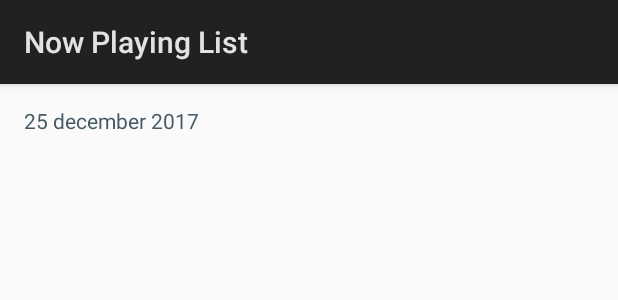
After one commit to SocialSupaCrew/NowPlayingList, an Android app: the layout date_item.xml on its own in the app's theme, with its tools: preview values and no code run, on a phone screen of 412 x 824 dp. The commit adds this screen. Shown: the top 300 px of the screen. Run offline under Robolectric (Android 15) with nearby library versions, the phone set to English and light mode, and no system bars.

Commit message:
Add date header

```diff
--- a/app/src/main/java/com/socialsupacrew/nowplayinglist/FilterTouchHelperCallback.kt
+++ b/app/src/main/java/com/socialsupacrew/nowplayinglist/FilterTouchHelperCallback.kt
@@ -71,7 +71,9 @@
     }
 
     override fun getSwipeDirs(rv: RecyclerView, viewHolder: ViewHolder): Int {
-        return makeMovementFlags(0, START)
+        // can only swipe-dismiss certain sources
+        val swipeDir = if (viewHolder.itemViewType == ListAdapter.SONG) START else 0
+        return makeMovementFlags(0, swipeDir)
     }
 
     // make deleting a deliberate gesture
--- a/app/src/main/java/com/socialsupacrew/nowplayinglist/ListHolder.kt
+++ b/app/src/main/java/com/socialsupacrew/nowplayinglist/SongViewHolder.kt
@@ -8,7 +8,7 @@
 import java.text.DateFormat
 import java.util.*
 
-class ListHolder(itemView: View) : RecyclerView.ViewHolder(itemView) {
+class SongViewHolder(itemView: View) : RecyclerView.ViewHolder(itemView) {
 
     private val titleTv: TextView = itemView.songTitleTv
     private val artistTv: TextView = itemView.songArtistTv
--- /dev/null
+++ b/app/src/main/res/layout/date_item.xml
@@ -0,0 +1,22 @@
+<?xml version="1.0" encoding="utf-8"?>
+<android.support.constraint.ConstraintLayout xmlns:android="http://schemas.android.com/apk/res/android"
+    xmlns:app="http://schemas.android.com/apk/res-auto"
+    xmlns:tools="http://schemas.android.com/tools"
+    android:layout_width="match_parent"
+    android:layout_height="48dp"
+    android:paddingHorizontal="@dimen/padding_normal">
+
+    <TextView
+        android:id="@+id/date_header"
+        android:layout_width="wrap_content"
+        android:layout_height="wrap_content"
+        android:layout_marginStart="@dimen/margin_normal"
+        android:ellipsize="end"
+        android:maxLines="1"
+        android:textColor="@color/blue_grey_700"
+        android:textSize="14sp"
+        app:layout_constraintBottom_toBottomOf="parent"
+        app:layout_constraintTop_toTopOf="parent"
+        tools:text="25 december 2017" />
+
+</android.support.constraint.ConstraintLayout>
--- a/app/src/main/res/layout/song_item.xml
+++ b/app/src/main/res/layout/song_item.xml
@@ -21,7 +21,7 @@
         android:id="@+id/songTitleTv"
         android:layout_width="0dp"
         android:layout_height="wrap_content"
-        android:layout_marginEnd="16dp"
+        android:layout_marginEnd="@dimen/margin_normal"
         android:layout_marginStart="11dp"
         android:ellipsize="end"
         android:maxLines="2"
@@ -38,7 +38,7 @@
         android:id="@+id/songArtistTv"
         android:layout_width="0dp"
         android:layout_height="wrap_content"
-        android:layout_marginEnd="16dp"
+        android:layout_marginEnd="@dimen/margin_normal"
         android:layout_marginStart="11dp"
         android:textColor="@color/grey_700"
         android:textSize="16sp"
--- a/app/src/main/res/values/dimens.xml
+++ b/app/src/main/res/values/dimens.xml
@@ -2,4 +2,5 @@
 <resources>
     <dimen name="padding_normal">16dp</dimen>
     <dimen name="spacing_micro">4dp</dimen>
+    <dimen name="margin_normal">16dp</dimen>
 </resources>
```
Also changed, not shown: app/src/main/java/com/socialsupacrew/nowplayinglist/DateViewHolder.kt (added, +22 -0 lines), app/src/main/java/com/socialsupacrew/nowplayinglist/ListAdapter.kt (+49 -11 lines), app/src/main/java/com/socialsupacrew/nowplayinglist/util/ListFormater.kt (added, +45 -0 lines), app/src/main/java/com/socialsupacrew/nowplayinglist/util/ViewGroupExtensions.kt (added, +10 -0 lines).
